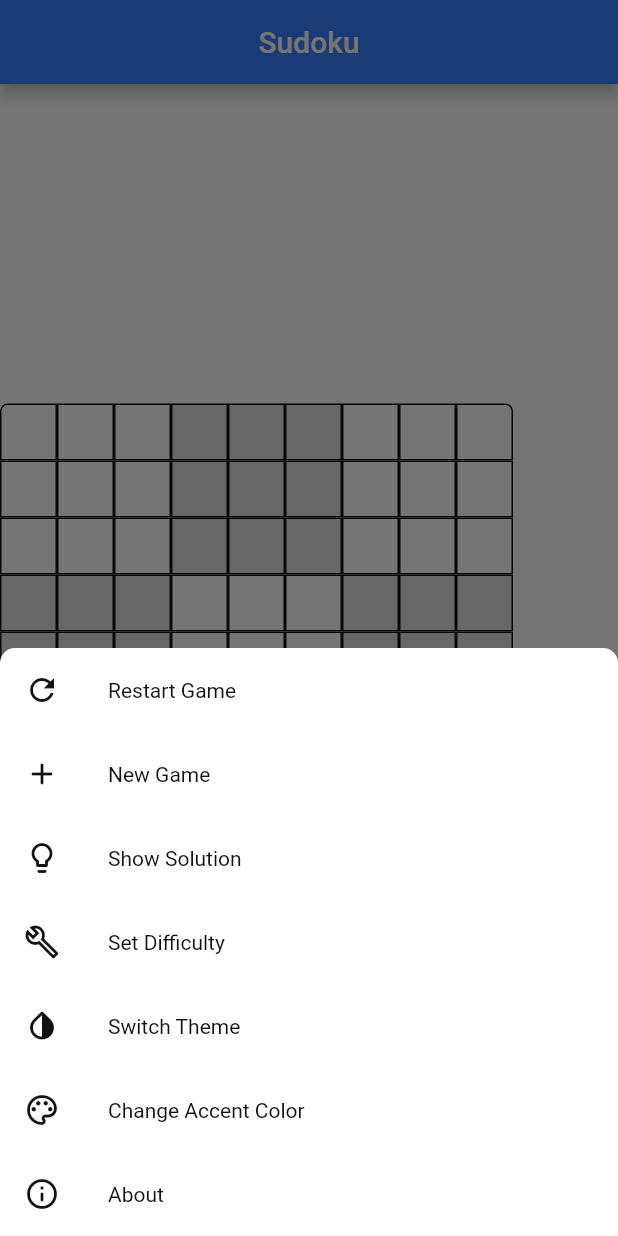
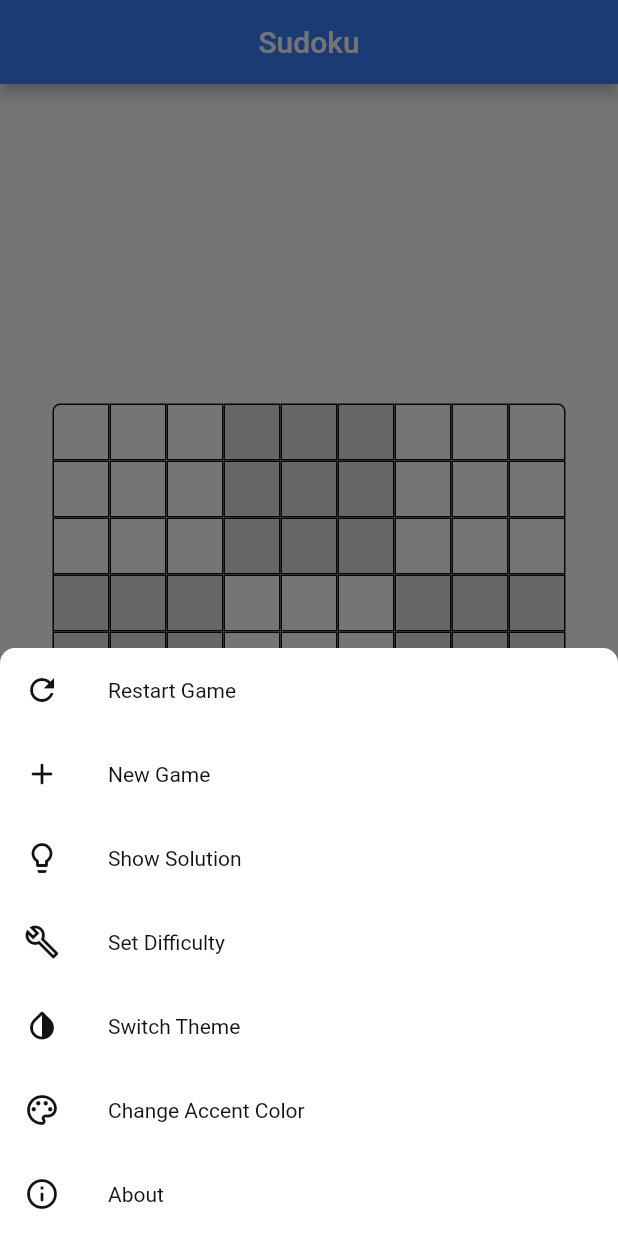
Before and after one commit to sylus2207/sudoku, a Flutter app: the screen it shows after launch, after a tap on the "menu" icon, on a phone screen of 412 x 824 dp. Run offline on Flutter 3.47's test engine with Material 2 defaults, Android fonts, the phone set to English and light mode, and no system bars; our stand-ins replace google_mobile_ads, shared_preferences, splashscreen; missing offline and left inert: bitsdojo_window, flutter_animated_dialog, sudoku_solver_generator.

Commit message:
Added Puzzle pixel

```diff
--- a/lib/main.dart
+++ b/lib/main.dart
@@ -581,6 +581,8 @@ class HomePageState extends State<HomePage> {
             body: Builder(builder: (builder) {
               return Center(
                 child: Row(
+                  mainAxisAlignment: MainAxisAlignment.center,
+                  crossAxisAlignment: CrossAxisAlignment.center,
                   children: [
                 Column(
                   mainAxisAlignment: MainAxisAlignment.center,
--- a/lib/splash_screen_page.dart
+++ b/lib/splash_screen_page.dart
@@ -20,7 +20,7 @@ class SplashScreenPageState extends State<SplashScreenPage> {
   @override
   Widget build(BuildContext context) {
     return SplashScreen(
-      seconds: 2,
+      seconds: 10,
       navigateAfterSeconds: const HomePage(),
       title: Text(
         '\nSudoku',
@@ -29,7 +29,7 @@ class SplashScreenPageState extends State<SplashScreenPage> {
             fontSize: 25.0,
             color: Styles.foregroundColor),
       ),
-      image: Image.asset('assets/icon/icon_foreground.png'),
+      image: Image.asset('assets/icon/PuzzelPixelStudioLaunch.png'),
       photoSize: 50,
       backgroundColor: Styles.primaryBackgroundColor,
       useLoader: true,
```
Also changed, not shown: pubspec.yaml (+8 -0 lines), assets/icon/PuzzelPixelStudioLaunch.png (added), 2 other files.
